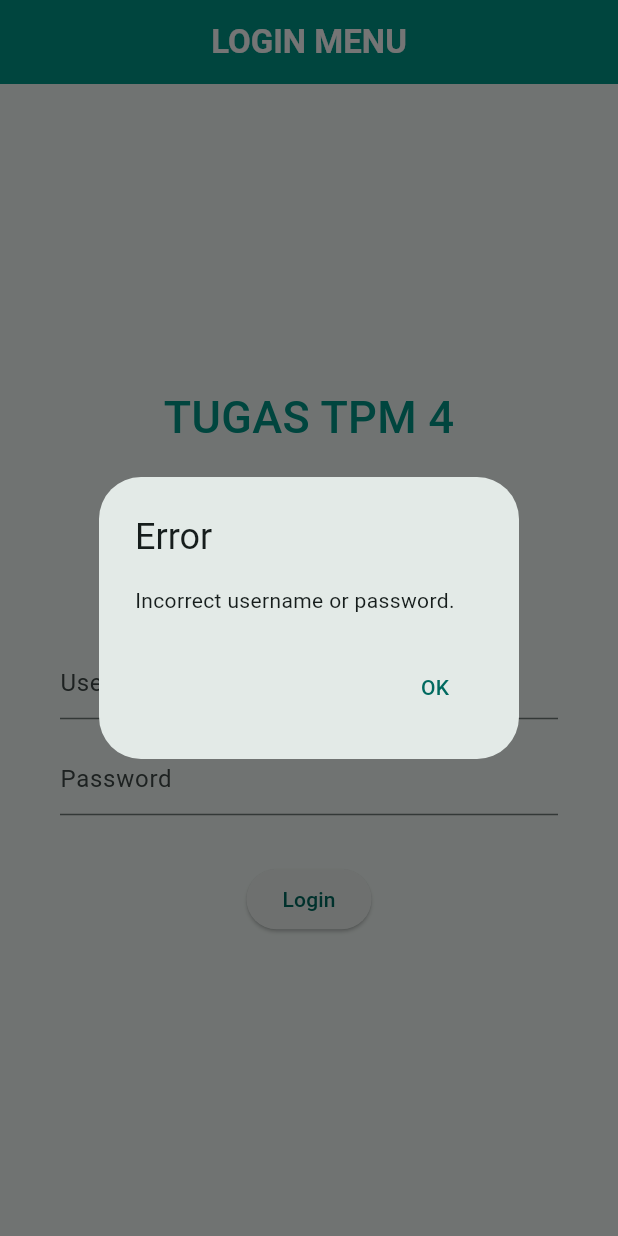
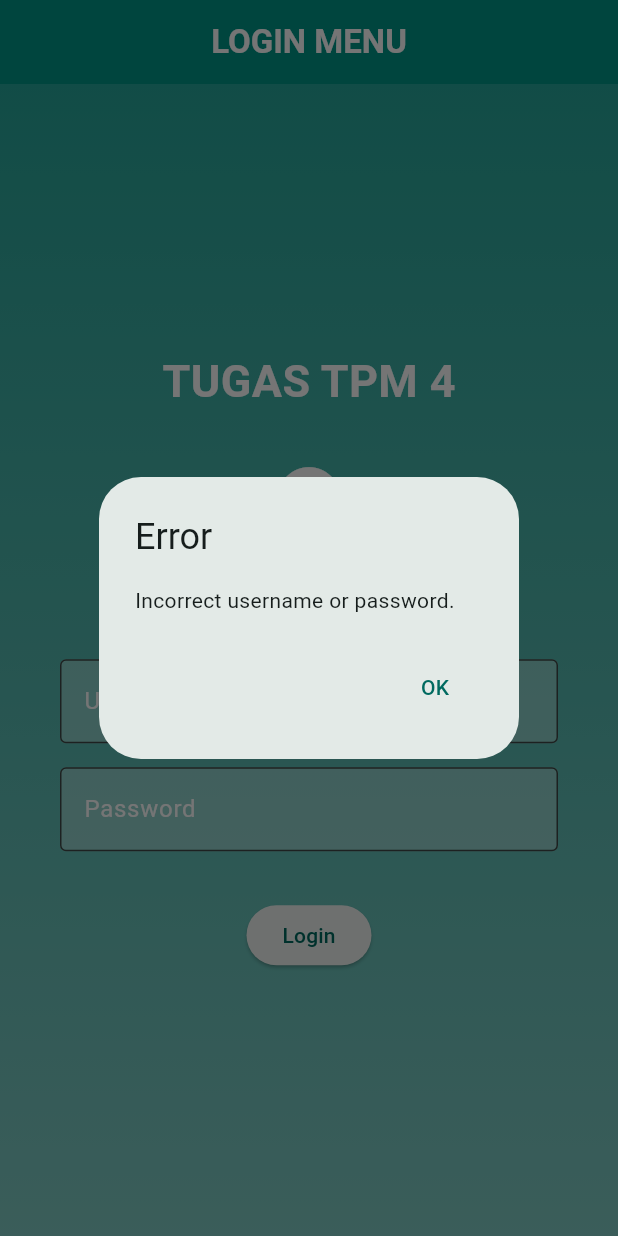
Before and after one commit to AbdanulIkhlas/tugas4_kelompok, a Flutter app: the screen it shows after launch, after a tap on "Login", on a phone screen of 412 x 824 dp. Run offline on Flutter 3.47's test engine with Material 3 defaults, Android fonts, the phone set to English and light mode, and no system bars; our stand-ins replace shared_preferences.

Commit message:
update tampilan

```diff
--- a/lib/login.dart
+++ b/lib/login.dart
@@ -1,45 +1,45 @@
-// import 'dart:math';
-
 import 'package:flutter/material.dart';
 import 'package:shared_preferences/shared_preferences.dart';
 import 'package:tugas4_kelompok/homepage.dart';
 
-class loginPage extends StatefulWidget {
-  const loginPage({super.key});
+class LoginPage extends StatefulWidget {
+  const LoginPage({Key? key});
 
   @override
-  loginMenu createState() => loginMenu();
+  _LoginPageState createState() => _LoginPageState();
 }
 
-class loginMenu extends State<loginPage> {
+class _LoginPageState extends State<StatefulWidget> {
+  // Untuk akses nilai inputan
+  final TextEditingController userController = TextEditingController();
+  final TextEditingController passController = TextEditingController();
 
-  // Untuk akses nilai inputan
-  final TextEditingController userC = TextEditingController();
-  final TextEditingController passC = TextEditingController();
-
-  //Modul
-  late SharedPreferences logindata;
-  late bool newuser;
+  // Variabel untuk mengecek apakah pengguna sudah login sebelumnya atau tidak
+  late SharedPreferences loginData;
+  late bool newUser;
 
   @override
-  void initState(){
+  void initState() {
     super.initState();
-    check_if_already_login();
+    checkIfAlreadyLoggedIn();
   }
 
-  void check_if_already_login() async {
-    logindata = await SharedPreferences.getInstance();
-    newuser = (logindata.getBool('login') ?? true);
-    print("new user = $newuser");
-    if(newuser==false){
-      Navigator.pushReplacement(context, MaterialPageRoute(builder: (context) => HomePage(),));
+  void checkIfAlreadyLoggedIn() async {
+    loginData = await SharedPreferences.getInstance();
+    newUser = (loginData.getBool('login') ?? true);
+    print("new user = $newUser");
+    if (!newUser) {
+      Navigator.pushReplacement(
+        context,
+        MaterialPageRoute(builder: (context) => HomePage()),
+      );
     }
   }
 
   @override
-  void dispose(){
-    userC.dispose();
-    passC.dispose();
+  void dispose() {
+    userController.dispose();
+    passController.dispose();
     super.dispose();
   }
 
@@ -55,73 +55,99 @@ class loginMenu extends State<loginPage> {
         centerTitle: true,
         automaticallyImplyLeading: false,
       ),
-      body: Center(
+      body: Container(
+        decoration: BoxDecoration(
+          gradient: LinearGradient(
+            begin: Alignment.topCenter,
+            end: Alignment.bottomCenter,
+            colors: [Colors.teal.shade400, Colors.teal.shade200],
+          ),
+        ),
+        child: Center(
           child: Padding(
             padding: const EdgeInsets.all(20.0),
             child: SingleChildScrollView(
               child: Column(
                 mainAxisAlignment: MainAxisAlignment.center,
                 children: [
-                const Text('TUGAS TPM 4',
+                  Text(
+                    'TUGAS TPM 4',
                     style: TextStyle(
                       fontSize: 30,
-                        color: Colors.teal,
-                        fontWeight: FontWeight.w500)),
-                Icon(Icons.join_full, size: 100),
-                const SizedBox(height: 32.0),
+                      color: Colors.white,
+                      fontWeight: FontWeight.bold,
+                    ),
+                  ),
+                  SizedBox(height: 32.0),
+                  Icon(Icons.lock_open, size: 100, color: Colors.white),
+                  SizedBox(height: 32.0),
                   Padding(
-                  padding: const EdgeInsets.symmetric(
-                      horizontal: 20.0), // Penambahan padding sumbu x
+                    padding: const EdgeInsets.symmetric(horizontal: 20.0),
                     child: TextField(
-                    controller: userC,
-                    decoration: const InputDecoration(
+                      controller: userController,
+                      decoration: InputDecoration(
                         hintText: 'Username',
+                        hintStyle: TextStyle(color: Colors.white),
+                        border: OutlineInputBorder(
+                          borderSide: BorderSide(color: Colors.white),
+                        ),
+                        filled: true,
+                        fillColor: Colors.white.withOpacity(0.3),
                       ),
                     ),
                   ),
-                const SizedBox(height: 16.0),
+                  SizedBox(height: 16.0),
                   Padding(
-                  padding: const EdgeInsets.symmetric(
-                      horizontal: 20.0), // Penambahan padding sumbu x
+                    padding: const EdgeInsets.symmetric(horizontal: 20.0),
                     child: TextField(
-                    controller: passC,
+                      controller: passController,
                       obscureText: true,
-                    decoration: const InputDecoration(
+                      decoration: InputDecoration(
                         hintText: 'Password',
+                        hintStyle: TextStyle(color: Colors.white),
+                        border: OutlineInputBorder(
+                          borderSide: BorderSide(color: Colors.white),
+                        ),
+                        filled: true,
+                        fillColor: Colors.white.withOpacity(0.3),
                       ),
                     ),
                   ),
-                const SizedBox(height: 32.0),
+                  SizedBox(height: 32.0),
                   ElevatedButton(
-                  child: const Text('Login'),
-                  onPressed:() {
-                    String getName=userC.text;
-                    String getPass=passC.text;
-                    if(getName!="" && getPass=="tugas4"){
-                      print("LOGIN SUCCESFULL");
-                      logindata.setBool('login', false);
-                      logindata.setString('username', getName);
-                      Navigator.pushReplacement(context, MaterialPageRoute(builder: (context) => HomePage(),));
+                    onPressed: () {
+                      String username = userController.text;
+                      String password = passController.text;
+                      if (username.isNotEmpty && password == "tugas4") {
+                        print("LOGIN SUCCESSFUL");
+                        loginData.setBool('login', false);
+                        loginData.setString('username', username);
+                        Navigator.pushReplacement(
+                          context,
+                          MaterialPageRoute(builder: (context) => HomePage()),
+                        );
                       } else {
                         showDialog(
                           context: context,
                           builder: (context) => AlertDialog(
-                          title: const Text('Error'),
-                          content: const Text('Incorrect username or password.'),
+                            title: Text('Error'),
+                            content: Text('Incorrect username or password.'),
                             actions: [
                               TextButton(
                                 onPressed: () => Navigator.of(context).pop(),
-                              child: const Text('OK'),
+                                child: Text('OK'),
                               ),
                             ],
                           ),
                         );
                       }
                     },
+                    child: Text('Login'),
                   ),
                 ],
               ),
-          )
+            ),
+          ),
         ),
       ),
     );
--- a/lib/main.dart
+++ b/lib/main.dart
@@ -18,7 +18,7 @@ class MyApp extends StatelessWidget {
         colorScheme: ColorScheme.fromSeed(seedColor: Colors.teal),
         useMaterial3: true,
       ),
-      home: loginPage(),
+      home: LoginPage(),
     );
   }
 }
```
Also changed, not shown: lib/help.dart (+40 -13 lines), lib/menupage.dart (+66 -21 lines), lib/stopwatch.dart (+45 -13 lines). Lines whose indentation alone changed are shown as unchanged.
